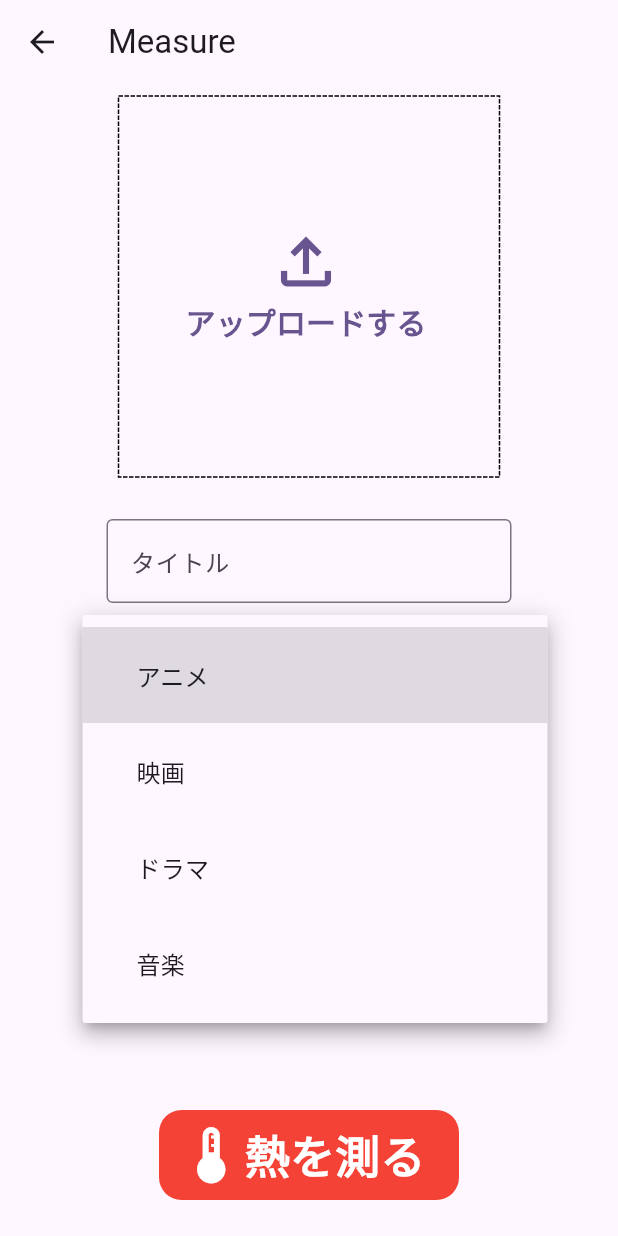
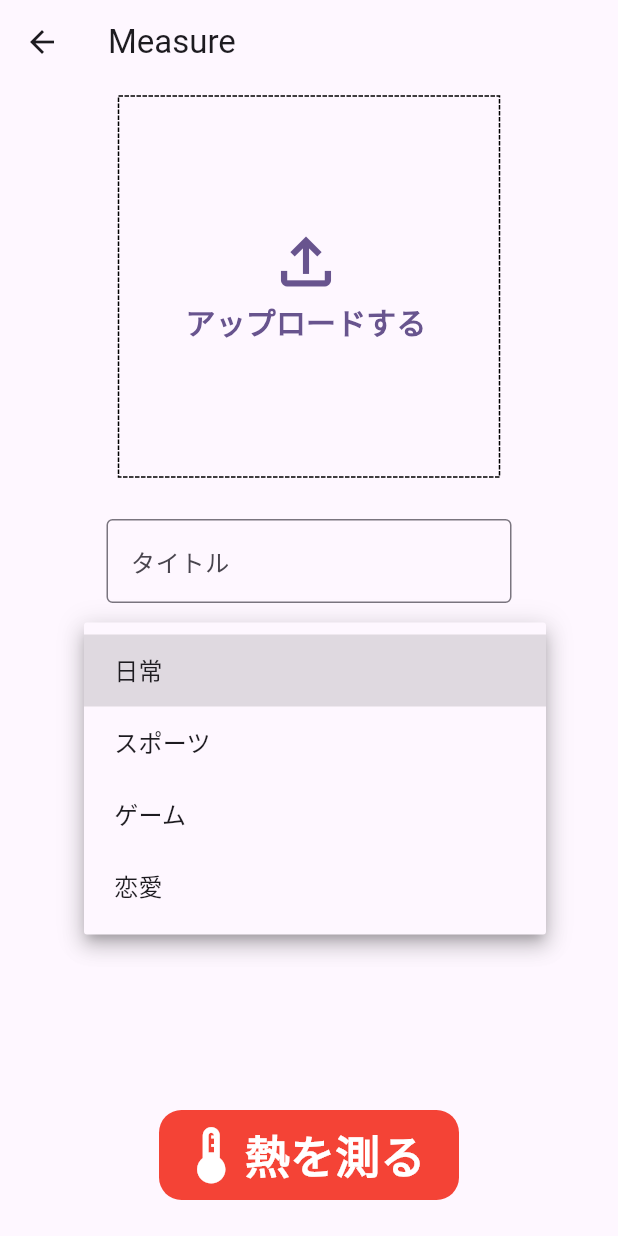
Before and after one commit to Atori-Ikeyama/facondan-front, a Flutter app: the Measure screen opened by its route, after a tap on "ヒント", on a phone screen of 412 x 824 dp. Run offline on Flutter 3.47's test engine with Material 3 defaults, Android fonts, the phone set to English and light mode, and no system bars; drawn by our look-alikes of dotted_border; our stand-ins replace cloud_firestore, firebase_core, firebase_storage, flutter_riverpod, flutter_svg, freezed_annotation and 7 more; accounts and stored records are empty; generated files the repository leaves out were written again; statements that could not run were skipped.

Commit message:
Refactor Measure page code for improved dropdown functionality

```diff
--- a/lib/pages/measure.dart
+++ b/lib/pages/measure.dart
@@ -66,10 +66,10 @@ class Measure extends StatelessWidget {
 
   Widget uploadInputForm() {
     const items = <String>[
-      "アニメ",
-      "映画",
-      "ドラマ",
-      "音楽",
+      "日常",
+      "スポーツ",
+      "ゲーム",
+      "恋愛",
     ];
     final formKey = GlobalKey<FormState>();
     return Form(
@@ -105,26 +105,25 @@ class Measure extends StatelessWidget {
             ),
             Consumer(builder: (context, ref, _) {
               final catego = ref.watch(addNechuViewModelProvider).category;
-              return DropdownButtonFormField(
-                validator: (value) => value == null || value.isEmpty ? 'ジャンルを選択してください' : null,
+              return Container(
+                width: double.infinity,
+                decoration: BoxDecoration(
+                  border: Border.all(color: Colors.black),
+                  borderRadius: BorderRadius.circular(5),
+                ),
+                child: DropdownButton(
                   value: (catego.isNotEmpty) ? catego : null,
                   hint: Text("ヒント"),
                   items: items.map((String value) {
                     return DropdownMenuItem(
                       value: value,
-                    child: Padding(
-                      padding: const EdgeInsets.all(20.0),
-                      child: Text(value),
-                    ),
+                      child: Text(" " + value),
                       // onTap: () => ref.read(addNechuViewModelProvider.notifier).changeCategory(value),
                     );
                   }).toList(),
                   onChanged: (value) {
                     ref.read(addNechuViewModelProvider.notifier).changeCategory(value ?? "");
                   },
-                decoration: const InputDecoration(
-                  border: OutlineInputBorder(),
-                  labelText: 'ジャンル',
                 ),
               );
             })
--- a/lib/repository/ne_chu_repository.dart
+++ b/lib/repository/ne_chu_repository.dart
@@ -19,7 +19,7 @@ class NeChuRepository extends _$NeChuRepository {
     return FirebaseFirestore.instance.collection("ne_chus");
   }
 
-  final CollectionReference _videosCollectionRef = FirebaseFirestore.instance.collection("test");
+  final CollectionReference _videosCollectionRef = FirebaseFirestore.instance.collection("ne_chus");
 
   Future<List<Video>> getAllVideos() async {
     List<Video> videos = [];
```
Lines whose indentation alone changed are shown as unchanged.
